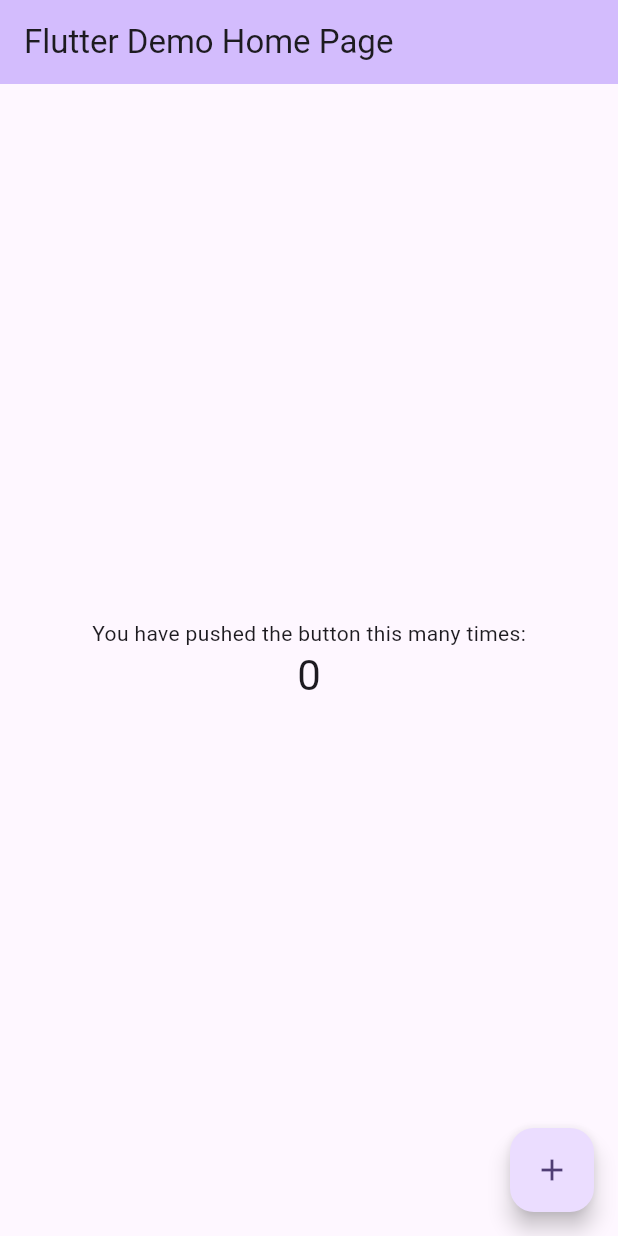
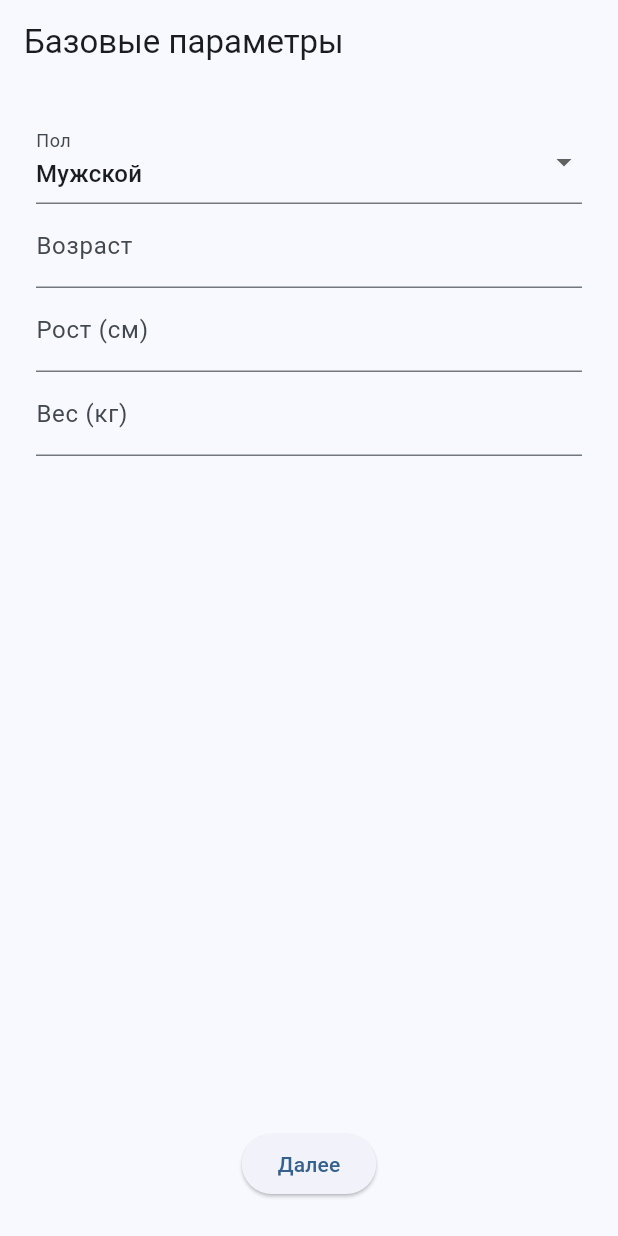
Before and after one commit to Dana-Nam/hw_46, a Flutter app: the screen it shows after launch, on a phone screen of 412 x 824 dp. Run offline on Flutter 3.47's test engine with Material 3 defaults, Android fonts, the phone set to English and light mode, and no system bars.

Commit message:
Added app_routes, activity, goal, input and result screens, user_data model

```diff
--- /dev/null
+++ b/lib/app_routes.dart
@@ -0,0 +1,6 @@
+class AppRoutes {
+  static const input = '/';
+  static const activity = '/activity';
+  static const goal = '/goal';
+  static const result = '/result';
+}
--- a/lib/main.dart
+++ b/lib/main.dart
@@ -1,125 +1,28 @@
 import 'package:flutter/material.dart';
+import 'screens/input_screen.dart';
+import 'screens/activity_screen.dart';
+import 'screens/goal_screen.dart';
+import 'screens/result_screen.dart';
+import 'app_routes.dart';
 
 void main() {
-  runApp(const MyApp());
+  runApp(CalorieApp());
 }
 
-class MyApp extends StatelessWidget {
-  const MyApp({super.key});
-
-  // This widget is the root of your application.
+class CalorieApp extends StatelessWidget {
   @override
   Widget build(BuildContext context) {
     return MaterialApp(
-      title: 'Flutter Demo',
       theme: ThemeData(
-        // This is the theme of your application.
-        //
-        // TRY THIS: Try running your application with "flutter run". You'll see
-        // the application has a purple toolbar. Then, without quitting the app,
-        // try changing the seedColor in the colorScheme below to Colors.green
-        // and then invoke "hot reload" (save your changes or press the "hot
-        // reload" button in a Flutter-supported IDE, or press "r" if you used
-        // the command line to start the app).
-        //
-        // Notice that the counter didn't reset back to zero; the application
-        // state is not lost during the reload. To reset the state, use hot
-        // restart instead.
-        //
-        // This works for code too, not just values: Most code changes can be
-        // tested with just a hot reload.
-        colorScheme: ColorScheme.fromSeed(seedColor: Colors.deepPurple),
-        useMaterial3: true,
+        colorScheme: ColorScheme.fromSeed(seedColor: Colors.blue),
       ),
-      home: const MyHomePage(title: 'Flutter Demo Home Page'),
+      initialRoute: AppRoutes.input,
+      routes: {
+        AppRoutes.input: (ctx) => InputScreen(),
+        AppRoutes.activity: (ctx) => ActivityScreen(),
+        AppRoutes.goal: (ctx) => GoalScreen(),
+        AppRoutes.result: (ctx) => ResultScreen(),
+      },
     );
   }
 }
-
-class MyHomePage extends StatefulWidget {
-  const MyHomePage({super.key, required this.title});
-
-  // This widget is the home page of your application. It is stateful, meaning
-  // that it has a State object (defined below) that contains fields that affect
-  // how it looks.
-
-  // This class is the configuration for the state. It holds the values (in this
-  // case the title) provided by the parent (in this case the App widget) and
-  // used by the build method of the State. Fields in a Widget subclass are
-  // always marked "final".
-
-  final String title;
-
-  @override
-  State<MyHomePage> createState() => _MyHomePageState();
-}
-
-class _MyHomePageState extends State<MyHomePage> {
-  int _counter = 0;
-
-  void _incrementCounter() {
-    setState(() {
-      // This call to setState tells the Flutter framework that something has
-      // changed in this State, which causes it to rerun the build method below
-      // so that the display can reflect the updated values. If we changed
-      // _counter without calling setState(), then the build method would not be
-      // called again, and so nothing would appear to happen.
-      _counter++;
-    });
-  }
-
-  @override
-  Widget build(BuildContext context) {
-    // This method is rerun every time setState is called, for instance as done
-    // by the _incrementCounter method above.
-    //
-    // The Flutter framework has been optimized to make rerunning build methods
-    // fast, so that you can just rebuild anything that needs updating rather
-    // than having to individually change instances of widgets.
-    return Scaffold(
-      appBar: AppBar(
-        // TRY THIS: Try changing the color here to a specific color (to
-        // Colors.amber, perhaps?) and trigger a hot reload to see the AppBar
-        // change color while the other colors stay the same.
-        backgroundColor: Theme.of(context).colorScheme.inversePrimary,
-        // Here we take the value from the MyHomePage object that was created by
-        // the App.build method, and use it to set our appbar title.
-        title: Text(widget.title),
-      ),
-      body: Center(
-        // Center is a layout widget. It takes a single child and positions it
-        // in the middle of the parent.
-        child: Column(
-          // Column is also a layout widget. It takes a list of children and
-          // arranges them vertically. By default, it sizes itself to fit its
-          // children horizontally, and tries to be as tall as its parent.
-          //
-          // Column has various properties to control how it sizes itself and
-          // how it positions its children. Here we use mainAxisAlignment to
-          // center the children vertically; the main axis here is the vertical
-          // axis because Columns are vertical (the cross axis would be
-          // horizontal).
-          //
-          // TRY THIS: Invoke "debug painting" (choose the "Toggle Debug Paint"
-          // action in the IDE, or press "p" in the console), to see the
-          // wireframe for each widget.
-          mainAxisAlignment: MainAxisAlignment.center,
-          children: <Widget>[
-            const Text(
-              'You have pushed the button this many times:',
-            ),
-            Text(
-              '$_counter',
-              style: Theme.of(context).textTheme.headlineMedium,
-            ),
-          ],
-        ),
-      ),
-      floatingActionButton: FloatingActionButton(
-        onPressed: _incrementCounter,
-        tooltip: 'Increment',
-        child: const Icon(Icons.add),
-      ), // This trailing comma makes auto-formatting nicer for build methods.
-    );
-  }
-}
--- /dev/null
+++ b/lib/screens/input_screen.dart
@@ -0,0 +1,80 @@
+import 'package:flutter/material.dart';
+import '../app_routes.dart';
+
+class InputScreen extends StatefulWidget {
+  @override
+  State<InputScreen> createState() => _InputScreenState();
+}
+
+class _InputScreenState extends State<InputScreen> {
+  String gender = 'male';
+  int age = 25;
+  int height = 170;
+  int weight = 65;
+
+  @override
+  Widget build(BuildContext context) {
+    return Scaffold(
+      appBar: AppBar(title: Text('Базовые параметры')),
+      body: Padding(
+        padding: EdgeInsets.all(24),
+        child: Column(
+          children: [
+            DropdownButtonFormField<String>(
+              value: gender,
+              items: [
+                DropdownMenuItem(value: 'male', child: Text('Мужской')),
+                DropdownMenuItem(value: 'female', child: Text('Женский')),
+              ],
+              onChanged: (value) {
+                if (value != null) {
+                  setState(() {
+                    gender = value;
+                  });
+                }
+              },
+              decoration: InputDecoration(labelText: 'Пол'),
+            ),
+            TextField(
+              keyboardType: TextInputType.number,
+              decoration: InputDecoration(labelText: 'Возраст'),
+              onChanged: (value) {
+                age = int.tryParse(value) ?? age;
+              },
+            ),
+            TextField(
+              keyboardType: TextInputType.number,
+              decoration: InputDecoration(labelText: 'Рост (см)'),
+              onChanged: (value) {
+                height = int.tryParse(value) ?? height;
+              },
+            ),
+            TextField(
+              keyboardType: TextInputType.number,
+              decoration: InputDecoration(labelText: 'Вес (кг)'),
+              onChanged: (value) {
+                weight = int.tryParse(value) ?? weight;
+              },
+            ),
+            Spacer(),
+            ElevatedButton(
+              onPressed: () {
+                Navigator.pushNamed(
+                  context,
+                  AppRoutes.activity,
+                  arguments: {
+                    'gender': gender,
+                    'age': age,
+                    'height': height,
+                    'weight': weight,
+                  },
+                );
+              },
+              child: Text('Далее'),
+            ),
+          ],
+        ),
+      ),
+    );
+  }
+}
```
Also changed, not shown: lib/models/user_data.dart (added, +29 -0 lines), lib/screens/activity_screen.dart (added, +74 -0 lines), lib/screens/goal_screen.dart (added, +73 -0 lines), lib/screens/result_screen.dart (added, +44 -0 lines).
